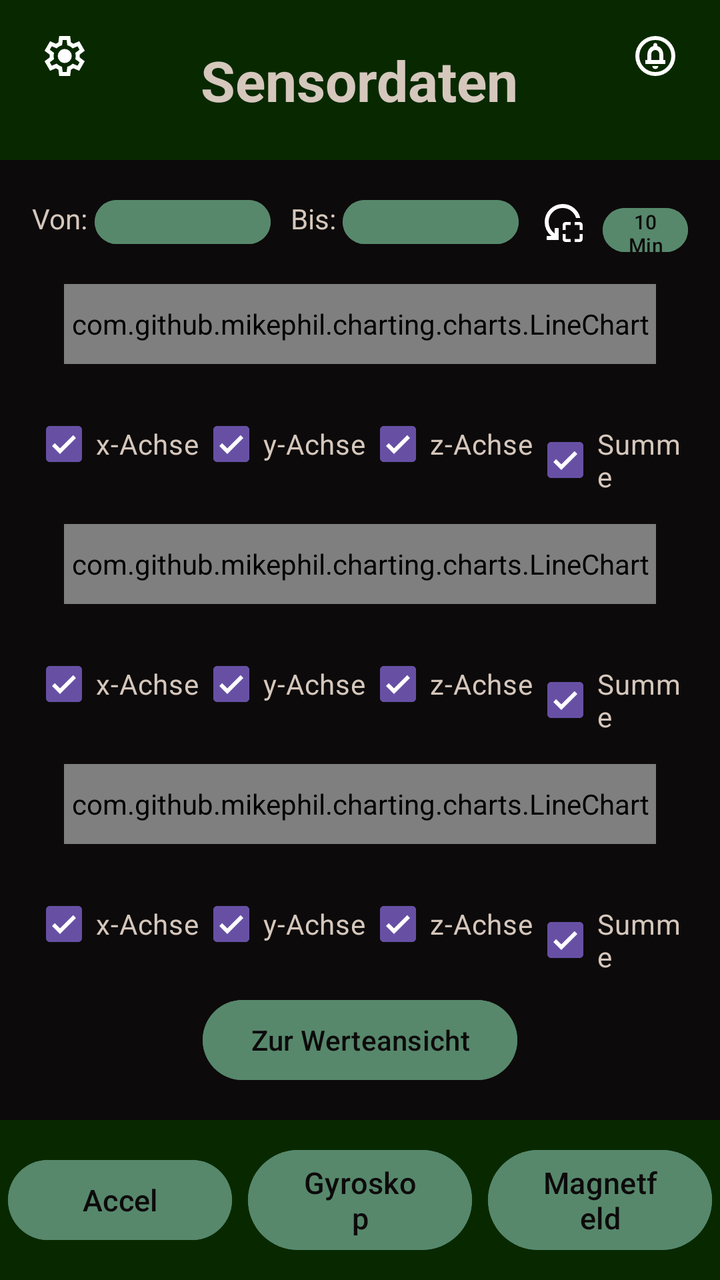
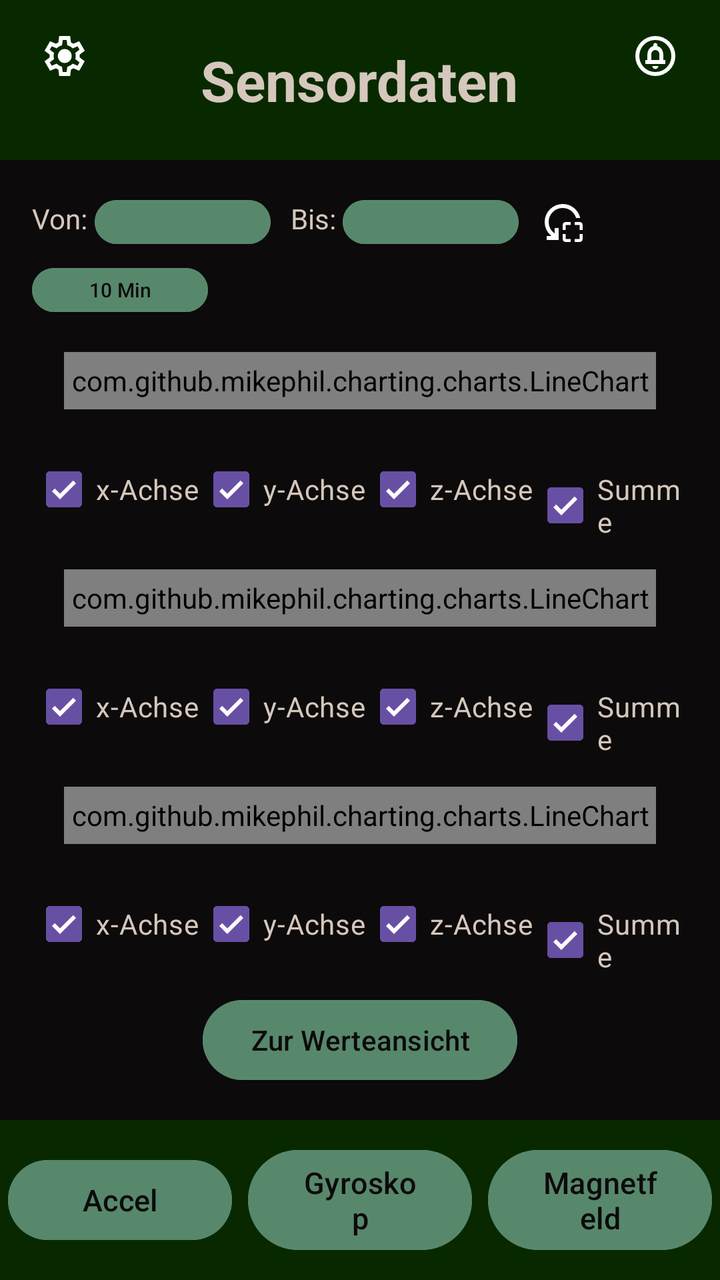

Before-and-after screenshots of an Android layout around one commit, followed by the original layout XML and the change that was made.
<!-- AndroidManifest.xml: application theme Theme.BiotSpeechIoT -->
<!-- res/layout/activity_main_graph.xml -->
<?xml version="1.0" encoding="utf-8"?>
<LinearLayout xmlns:android="http://schemas.android.com/apk/res/android"
    xmlns:tools="http://schemas.android.com/tools"
    android:layout_width="match_parent"
    android:id="@+id/main"
    android:layout_height="match_parent"
    android:orientation="vertical"
    android:background="@color/background"
    tools:context=".main.MainActivity">

    <LinearLayout
        android:layout_width="match_parent"
        android:layout_height="wrap_content"
        android:background="@color/header">

        <ImageButton
            android:id="@+id/settings_button"
            android:layout_width="wrap_content"
            android:layout_height="wrap_content"
            android:layout_weight="1"
            android:src="@drawable/outline_settings_24"
            android:background="@color/header"
            android:layout_marginTop="16dp"
            android:layout_marginStart="16dp"
            android:paddingBottom="15dp"
            android:color="@color/text"/>

        <TextView
            android:id="@+id/headerText"
            android:layout_width="0dp"
            android:layout_weight="30"
            android:layout_height="80dp"
            android:background="@color/header"
            android:gravity="center_vertical|center_horizontal"
            android:text="Sensordaten"
            android:textColor="@color/text"
            android:textSize="28sp"
            android:textStyle="bold" />

        <ImageButton
            android:id="@+id/notification_button"
            android:layout_width="wrap_content"
            android:layout_height="wrap_content"
            android:layout_weight="1"
            android:src="@drawable/outline_circle_notifications_24"
            android:background="@color/header"
            android:layout_marginTop="16dp"
            android:layout_marginEnd="16dp"
            android:paddingBottom="15dp"
            android:color="@color/text"/>
    </LinearLayout>

    <LinearLayout
        android:id="@+id/contentArea"
        android:layout_width="match_parent"
        android:layout_height="0dp"
        android:layout_weight="1"
        android:orientation="vertical"
        android:padding="16dp">

        <LinearLayout
            android:layout_width="wrap_content"
            android:layout_height="wrap_content"
            android:orientation="horizontal">

            <TextView
                android:layout_width="wrap_content"
                android:layout_height="wrap_content"
                android:text="Von: "
                android:textColor="@color/text"/>

            <Button
                android:layout_width="wrap_content"
                android:layout_height="30dp"
                android:text=""
                android:textSize="10dp"
                android:textColor="@color/background"
                android:backgroundTint="@color/button"
                android:id="@+id/button_Accel_von"
                android:paddingStart="0dp"
                android:paddingEnd="0dp"
                android:paddingBottom="0dp"
                android:paddingTop="0dp"/>

            <TextView
                android:layout_width="wrap_content"
                android:layout_height="wrap_content"
                android:text="Bis: "
                android:textColor="@color/text"
                android:layout_marginStart="10dp"/>

            <Button
                android:layout_width="wrap_content"
                android:layout_height="30dp"
                android:text=""
                android:textSize="10sp"
                android:textColor="@color/background"
                android:backgroundTint="@color/button"
                android:id="@+id/button_Accel_bis"
                android:paddingStart="0dp"
                android:paddingEnd="0dp"
                android:paddingBottom="0dp"
                android:paddingTop="0dp"/>

            <ImageButton
                android:layout_width="wrap_content"
                android:layout_height="wrap_content"
                android:src="@drawable/outline_reset_focus_24"
                android:background="@color/background"
                android:layout_marginStart="10dp"
                android:paddingTop="3dp"
                android:id="@+id/resetAccel"
                />

            <Button
                android:layout_width="wrap_content"
                android:layout_height="30dp"
                android:text="10 Min"
                android:textSize="10sp"
                android:textColor="@color/background"
                android:backgroundTint="@color/button"
                android:id="@+id/btn_x_10min"
                android:layout_marginStart="8dp"
                android:paddingStart="8dp"
                android:paddingEnd="8dp"
                android:paddingBottom="0dp"
                android:paddingTop="0dp"/>

        </LinearLayout>

        <com.github.mikephil.charting.charts.LineChart
            android:id="@+id/lineChartAccel"
            android:layout_width="match_parent"
            android:layout_height="0dp"
            android:layout_weight="1"
            android:layout_margin="16dp"/>

        <LinearLayout
            android:layout_width="wrap_content"
            android:layout_height="wrap_content"
            >
            <CheckBox
                android:layout_width="wrap_content"
                android:layout_height="wrap_content"
                android:text="x-Achse"
                android:textColor="@color/text"
                android:checked="true"
                android:id="@+id/AccelxCheck"/>

            <CheckBox
                android:layout_width="wrap_content"
                android:layout_height="wrap_content"
                android:text="y-Achse"
                android:textColor="@color/text"
                android:checked="true"
                android:id="@+id/AccelyCheck"/>

            <CheckBox
                android:layout_width="wrap_content"
                android:layout_height="wrap_content"
                android:text="z-Achse"
                android:textColor="@color/text"
                android:checked="true"
                android:id="@+id/AccelzCheck"/>

            <CheckBox
                android:layout_width="wrap_content"
                android:layout_height="wrap_content"
                android:text="Summe"
                android:textColor="@color/text"
                android:checked="true"
                android:id="@+id/AccelSumCheck"/>

        </LinearLayout>

        <com.github.mikephil.charting.charts.LineChart
            android:id="@+id/lineChartGyro"
            android:layout_width="match_parent"
            android:layout_height="0dp"
            android:layout_weight="1"
            android:layout_margin="16dp" />

        <LinearLayout
            android:layout_width="wrap_content"
            android:layout_height="wrap_content"
            >
            <CheckBox
                android:layout_width="wrap_content"
                android:layout_height="wrap_content"
                android:text="x-Achse"
                android:textColor="@color/text"
                android:checked="true"
                android:id="@+id/GyroxCheck"/>

            <CheckBox
                android:layout_width="wrap_content"
                android:layout_height="wrap_content"
                android:text="y-Achse"
                android:textColor="@color/text"
                android:checked="true"
                android:id="@+id/GyroyCheck"/>

            <CheckBox
                android:layout_width="wrap_content"
                android:layout_height="wrap_content"
                android:text="z-Achse"
                android:textColor="@color/text"
                android:checked="true"
                android:id="@+id/GyrozCheck"/>

            <CheckBox
                android:layout_width="wrap_content"
                android:layout_height="wrap_content"
                android:text="Summe"
                android:textColor="@color/text"
                android:checked="true"
                android:id="@+id/GyroSumCheck"/>

        </LinearLayout>

        <com.github.mikephil.charting.charts.LineChart
            android:id="@+id/lineChartMag"
            android:layout_width="match_parent"
            android:layout_height="0dp"
            android:layout_weight="1"
            android:layout_margin="16dp"/>

        <LinearLayout
            android:layout_width="wrap_content"
            android:layout_height="wrap_content"
            >
            <CheckBox
                android:layout_width="wrap_content"
                android:layout_height="wrap_content"
                android:text="x-Achse"
                android:textColor="@color/text"
                android:checked="true"
                android:id="@+id/MagxCheck"/>

            <CheckBox
                android:layout_width="wrap_content"
                android:layout_height="wrap_content"
                android:text="y-Achse"
                android:textColor="@color/text"
                android:checked="true"
                android:id="@+id/MagyCheck"/>

            <CheckBox
                android:layout_width="wrap_content"
                android:layout_height="wrap_content"
                android:text="z-Achse"
                android:textColor="@color/text"
                android:checked="true"
                android:id="@+id/MagzCheck"/>

            <CheckBox
                android:layout_width="wrap_content"
                android:layout_height="wrap_content"
                android:text="Summe"
                android:textColor="@color/text"
                android:checked="true"
                android:id="@+id/MagSumCheck"/>

        </LinearLayout>

        <Button
            android:layout_width="wrap_content"
            android:layout_height="wrap_content"
            android:layout_gravity="center"
            android:text="Zur Werteansicht"
            android:layout_marginTop="10dp"
            android:backgroundTint="@color/button"
            android:textColor="@color/background"
            android:id="@+id/werteansicht"/>

    </LinearLayout>

    <LinearLayout
        android:id="@+id/footerBar"
        android:layout_width="match_parent"
        android:layout_height="80dp"
        android:orientation="horizontal"
        android:gravity="center"
        android:background="@color/header">

        <Button
            android:id="@+id/btnAccel"
            android:layout_width="0dp"
            android:layout_height="wrap_content"
            android:layout_weight="1"
            android:text="Accel"
            android:textColor="@color/background"
            android:layout_margin="4dp"
            android:backgroundTint="@color/button"
            android:textSize="15sp" />

        <Button
            android:id="@+id/btnGyro"
            android:layout_width="0dp"
            android:layout_height="wrap_content"
            android:layout_weight="1"
            android:text="Gyroskop"
            android:textColor="@color/background"
            android:layout_margin="4dp"
            android:backgroundTint="@color/button"
            android:textSize="15sp"/>

        <Button
            android:id="@+id/btnMagnet"
            android:layout_width="0dp"
            android:layout_height="wrap_content"
            android:layout_weight="1"
            android:text="Magnetfeld"
            android:textColor="@color/background"
            android:layout_margin="4dp"
            android:backgroundTint="@color/button"
            android:textSize="15sp"/>
    </LinearLayout>
</LinearLayout>
<!-- resources referenced by this layout -->
<resources>
  <color name="background">#0D0A0B</color>
  <color name="button">#57886C</color>
  <color name="header">#082900</color>
  <color name="text">#D5C7BC</color>
  <!-- drawable outline_circle_notifications_24 (drawable) -->
  <vector xmlns:android="http://schemas.android.com/apk/res/android" android:height="24dp" android:tint="#FFFFFF" android:viewportHeight="960" android:viewportWidth="960" android:width="24dp">
        
      <path android:fillColor="@android:color/white" android:pathData="M480,740Q505,740 522.5,722.5Q540,705 540,680L420,680Q420,705 437.5,722.5Q455,740 480,740ZM280,640L680,640L680,560L640,560L640,456Q640,395 608.5,344.5Q577,294 520,280L520,260Q520,243 508.5,231.5Q497,220 480,220Q463,220 451.5,231.5Q440,243 440,260L440,280Q383,294 351.5,344.5Q320,395 320,456L320,560L280,560L280,640ZM400,560L400,440Q400,407 423.5,383.5Q447,360 480,360Q513,360 536.5,383.5Q560,407 560,440L560,560L400,560ZM480,880Q397,880 324,848.5Q251,817 197,763Q143,709 111.5,636Q80,563 80,480Q80,397 111.5,324Q143,251 197,197Q251,143 324,111.5Q397,80 480,80Q563,80 636,111.5Q709,143 763,197Q817,251 848.5,324Q880,397 880,480Q880,563 848.5,636Q817,709 763,763Q709,817 636,848.5Q563,880 480,880ZM480,800Q614,800 707,707Q800,614 800,480Q800,346 707,253Q614,160 480,160Q346,160 253,253Q160,346 160,480Q160,614 253,707Q346,800 480,800ZM480,480Q480,480 480,480Q480,480 480,480Q480,480 480,480Q480,480 480,480Q480,480 480,480Q480,480 480,480Q480,480 480,480Q480,480 480,480Z"/>
      
  </vector>
  <!-- drawable outline_reset_focus_24 (drawable) -->
  <vector xmlns:android="http://schemas.android.com/apk/res/android" android:height="24dp" android:tint="#FFFFFF" android:viewportHeight="960" android:viewportWidth="960" android:width="24dp">
        
      <path android:fillColor="@android:color/white" android:pathData="M480,640L480,540Q480,515 497.5,497.5Q515,480 540,480L640,480L640,540L540,540L540,640L480,640ZM540,880Q515,880 497.5,862.5Q480,845 480,820L480,720L540,720L540,820L640,820L640,880L540,880ZM820,640L820,540L720,540L720,480L820,480Q845,480 862.5,497.5Q880,515 880,540L880,640L820,640ZM720,880L720,820L820,820L820,720L880,720L880,820Q880,845 862.5,862.5Q845,880 820,880L720,880ZM831,400L748,400Q722,312 649,256Q576,200 480,200Q363,200 281.5,281.5Q200,363 200,480Q200,552 232.5,612Q265,672 320,710L320,600L400,600L400,840L160,840L160,760L254,760Q192,710 156,637.5Q120,565 120,480Q120,405 148.5,339.5Q177,274 225.5,225.5Q274,177 339.5,148.5Q405,120 480,120Q609,120 706.5,199.5Q804,279 831,400Z"/>
      
  </vector>
  <style name="Theme.BiotSpeechIoT" parent="Base.Theme.BiotSpeechIoT" />
  <style name="Base.Theme.BiotSpeechIoT" parent="Theme.Material3.DayNight.NoActionBar">
          
          
      </style>
  <!-- unchanged entries left out for length: 1 -->
</resources>

<!-- the commit's change to res/layout/activity_main_graph.xml (unified diff, before → after) -->
@@ -59,58 +59,65 @@
         android:padding="16dp">
 
         <LinearLayout
-            android:layout_width="wrap_content"
-            android:layout_height="wrap_content"
-            android:orientation="horizontal">
-
-            <TextView
-                android:layout_width="wrap_content"
-                android:layout_height="wrap_content"
-                android:text="Von: "
-                android:textColor="@color/text"/>
-
-            <Button
-                android:layout_width="wrap_content"
-                android:layout_height="30dp"
-                android:text=""
-                android:textSize="10dp"
-                android:textColor="@color/background"
-                android:backgroundTint="@color/button"
-                android:id="@+id/button_Accel_von"
-                android:paddingStart="0dp"
-                android:paddingEnd="0dp"
-                android:paddingBottom="0dp"
-                android:paddingTop="0dp"/>
-
-            <TextView
-                android:layout_width="wrap_content"
-                android:layout_height="wrap_content"
-                android:text="Bis: "
-                android:textColor="@color/text"
-                android:layout_marginStart="10dp"/>
-
-            <Button
-                android:layout_width="wrap_content"
-                android:layout_height="30dp"
-                android:text=""
-                android:textSize="10sp"
-                android:textColor="@color/background"
-                android:backgroundTint="@color/button"
-                android:id="@+id/button_Accel_bis"
-                android:paddingStart="0dp"
-                android:paddingEnd="0dp"
-                android:paddingBottom="0dp"
-                android:paddingTop="0dp"/>
-
-            <ImageButton
-                android:layout_width="wrap_content"
-                android:layout_height="wrap_content"
-                android:src="@drawable/outline_reset_focus_24"
-                android:background="@color/background"
-                android:layout_marginStart="10dp"
-                android:paddingTop="3dp"
-                android:id="@+id/resetAccel"
-                />
+            android:layout_width="match_parent"
+            android:layout_height="wrap_content"
+            android:orientation="vertical">
+
+            <LinearLayout
+                android:layout_width="wrap_content"
+                android:layout_height="wrap_content"
+                android:orientation="horizontal">
+
+                <TextView
+                    android:layout_width="wrap_content"
+                    android:layout_height="wrap_content"
+                    android:text="Von: "
+                    android:textColor="@color/text"/>
+
+                <Button
+                    android:layout_width="wrap_content"
+                    android:layout_height="30dp"
+                    android:text=""
+                    android:textSize="10dp"
+                    android:textColor="@color/background"
+                    android:backgroundTint="@color/button"
+                    android:id="@+id/button_Accel_von"
+                    android:paddingStart="0dp"
+                    android:paddingEnd="0dp"
+                    android:paddingBottom="0dp"
+                    android:paddingTop="0dp"/>
+
+                <TextView
+                    android:layout_width="wrap_content"
+                    android:layout_height="wrap_content"
+                    android:text="Bis: "
+                    android:textColor="@color/text"
+                    android:layout_marginStart="10dp"/>
+
+                <Button
+                    android:layout_width="wrap_content"
+                    android:layout_height="30dp"
+                    android:text=""
+                    android:textSize="10sp"
+                    android:textColor="@color/background"
+                    android:backgroundTint="@color/button"
+                    android:id="@+id/button_Accel_bis"
+                    android:paddingStart="0dp"
+                    android:paddingEnd="0dp"
+                    android:paddingBottom="0dp"
+                    android:paddingTop="0dp"/>
+
+                <ImageButton
+                    android:layout_width="wrap_content"
+                    android:layout_height="wrap_content"
+                    android:src="@drawable/outline_reset_focus_24"
+                    android:background="@color/background"
+                    android:layout_marginStart="10dp"
+                    android:paddingTop="3dp"
+                    android:id="@+id/resetAccel"
+                    />
+
+            </LinearLayout>
 
             <Button
                 android:layout_width="wrap_content"
@@ -120,7 +127,7 @@
                 android:textColor="@color/background"
                 android:backgroundTint="@color/button"
                 android:id="@+id/btn_x_10min"
-                android:layout_marginStart="8dp"
+                android:layout_marginTop="4dp"
                 android:paddingStart="8dp"
                 android:paddingEnd="8dp"
                 android:paddingBottom="0dp"
